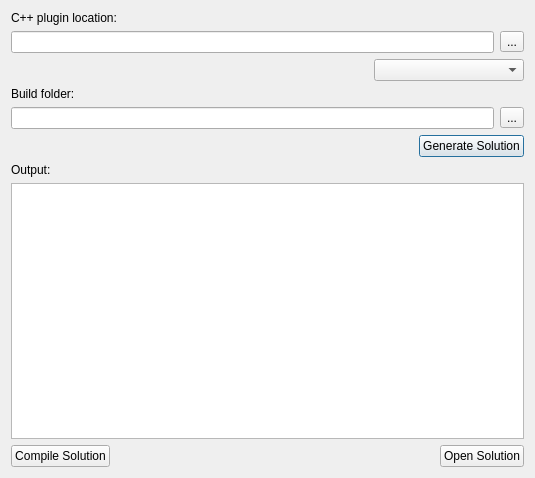
This is Code/Editor/EditorFramework/Dialogs/CppProjectDlg.ui in ezEngine/ezEngine as Qt 5 draws it before an edit. The edited form follows.
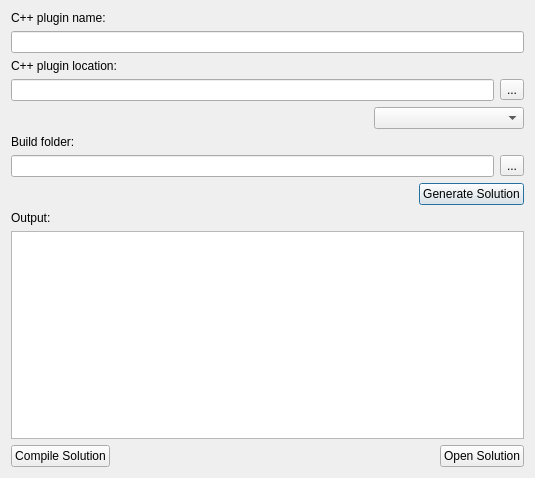
This is the edited form. Icons and pictures are not drawn.

Commit message:
Cpp project stuff
# Conflicts:
#	Code/Editor/EditorFramework/Dialogs/CppProjectDlg.cpp
#	Code/Editor/EditorFramework/Dialogs/CppProjectDlg.moc.h
#	Code/EditorPlugins/Scene/EnginePluginScene/Components/ShapeIconComponent.cpp

Patch:
```diff
--- a/Code/Editor/EditorFramework/Dialogs/CppProjectDlg.ui
+++ b/Code/Editor/EditorFramework/Dialogs/CppProjectDlg.ui
@@ -18,6 +18,20 @@
     <normaloff>:/EditorFramework/Icons/VisualStudio.svg</normaloff>:/EditorFramework/Icons/VisualStudio.svg</iconset>
   </property>
   <layout class="QVBoxLayout" name="verticalLayout">
+   <item>
+    <widget class="QLabel" name="label_4">
+     <property name="text">
+      <string>C++ plugin name:</string>
+     </property>
+    </widget>
+   </item>
+   <item>
+    <widget class="QLineEdit" name="PluginName">
+     <property name="readOnly">
+      <bool>false</bool>
+     </property>
+    </widget>
+   </item>
    <item>
     <widget class="QLabel" name="label">
      <property name="text">
```
The commit also changes 14 other files.
